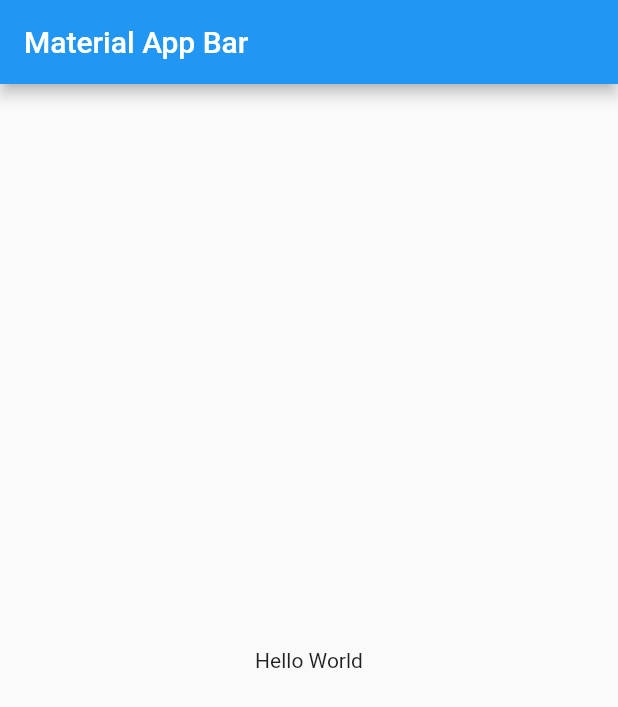
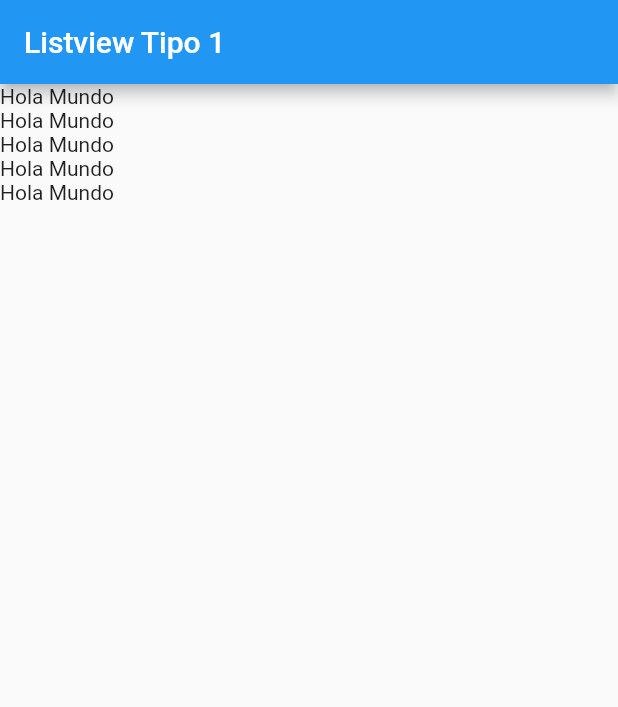
Before and after one commit to lgramirez/flutter-counter-app, a Flutter app: the screen it shows after launch, on a phone screen of 412 x 824 dp. Shown: the top 707 px of the screen. Run offline on Flutter 3.47's test engine with Material 2 defaults, Android fonts, the phone set to English and light mode, and no system bars.

Commit message:
Add new screen with Listview

```diff
--- a/lib/main.dart
+++ b/lib/main.dart
@@ -1,3 +1,4 @@
+import 'package:fl_components/screens/listview1_screen.dart';
 import 'package:flutter/material.dart';
 
 void main() => runApp(const MyApp());
@@ -7,17 +8,10 @@ class MyApp extends StatelessWidget {
 
   @override
   Widget build(BuildContext context) {
-    return MaterialApp(
+    return const MaterialApp(
       debugShowCheckedModeBanner: false,
       title: 'Material App',
-      home: Scaffold(
-        appBar: AppBar(
-          title: const Text('Material App Bar'),
-        ),
-        body: const Center(
-          child: Text('Hello World'),
-        ),
-      ),
+      home: ListView1Screen(),
     );
   }
 }
--- /dev/null
+++ b/lib/screens/listview1_screen.dart
@@ -0,0 +1,22 @@
+import 'package:flutter/material.dart';
+
+class ListView1Screen extends StatelessWidget {
+  const ListView1Screen({Key? key}) : super(key: key);
+
+  @override
+  Widget build(BuildContext context) {
+    return Scaffold(
+        appBar: AppBar(
+          title: const Text("Listview Tipo 1"),
+        ),
+        body: ListView(
+          children: const [
+            Text("Hola Mundo"),
+            Text("Hola Mundo"),
+            Text("Hola Mundo"),
+            Text("Hola Mundo"),
+            Text("Hola Mundo"),
+          ],
+        ));
+  }
+}
```
